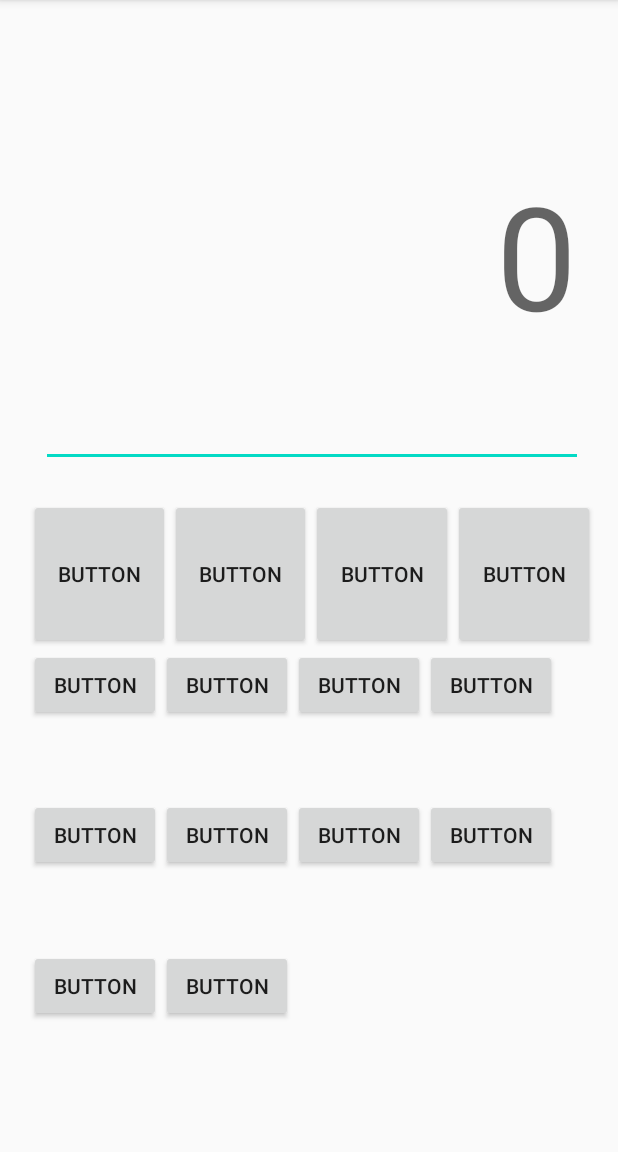
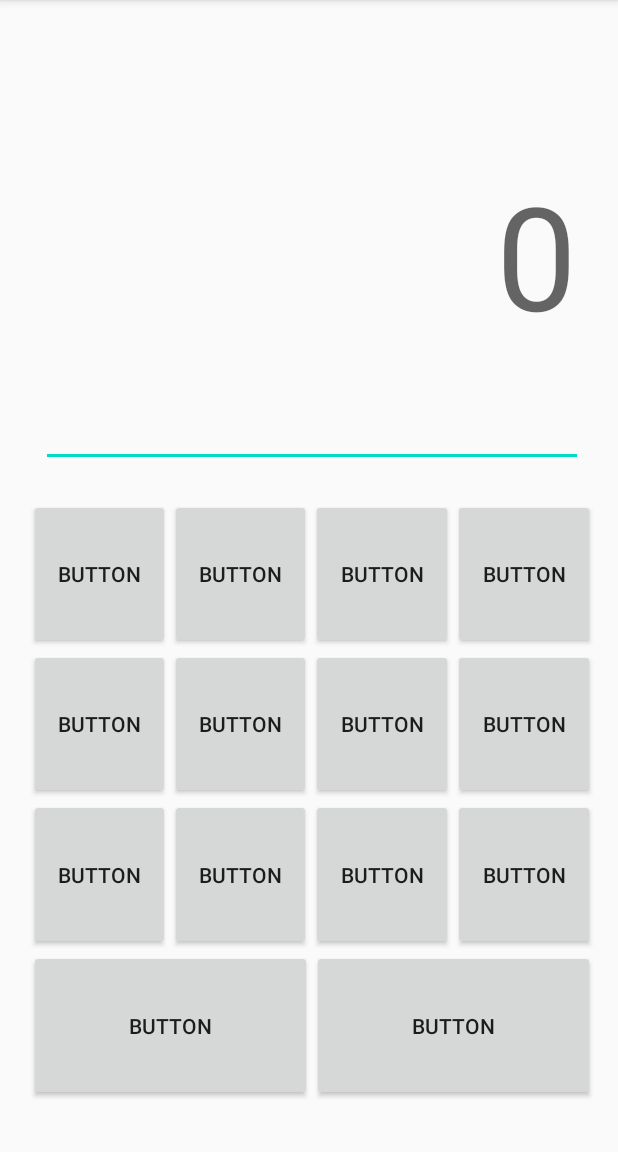
Before and after one commit to Dreufter/MobileApps, an Android app: the screen it shows after launch (MainActivity), on a phone screen of 412 x 824 dp, the part 84-1236 px from its top. Run offline under Robolectric (Android 15) with nearby library versions, the phone set to English and light mode, and no system bars.

Commit message:
#update adjust given to buttons

```diff
--- a/Calculator/app/src/main/res/layout/activity_main.xml
+++ b/Calculator/app/src/main/res/layout/activity_main.xml
@@ -60,25 +60,29 @@
             <Button
                 android:id="@+id/button5"
                 android:layout_width="wrap_content"
-                android:layout_height="wrap_content"
+                android:layout_height="match_parent"
+                android:layout_weight="1"
                 android:text="Button" />
 
             <Button
                 android:id="@+id/button6"
                 android:layout_width="wrap_content"
-                android:layout_height="wrap_content"
+                android:layout_height="match_parent"
+                android:layout_weight="1"
                 android:text="Button" />
 
             <Button
                 android:id="@+id/button7"
                 android:layout_width="wrap_content"
-                android:layout_height="wrap_content"
+                android:layout_height="match_parent"
+                android:layout_weight="1"
                 android:text="Button" />
 
             <Button
                 android:id="@+id/button8"
                 android:layout_width="wrap_content"
-                android:layout_height="wrap_content"
+                android:layout_height="match_parent"
+                android:layout_weight="1"
                 android:text="Button" />
         </TableRow>
 
@@ -90,25 +94,29 @@
             <Button
                 android:id="@+id/button9"
                 android:layout_width="wrap_content"
-                android:layout_height="wrap_content"
+                android:layout_height="match_parent"
+                android:layout_weight="1"
                 android:text="Button" />
 
             <Button
                 android:id="@+id/button10"
                 android:layout_width="wrap_content"
-                android:layout_height="wrap_content"
+                android:layout_height="match_parent"
+                android:layout_weight="1"
                 android:text="Button" />
 
             <Button
                 android:id="@+id/button11"
                 android:layout_width="wrap_content"
-                android:layout_height="wrap_content"
+                android:layout_height="match_parent"
+                android:layout_weight="1"
                 android:text="Button" />
 
             <Button
                 android:id="@+id/button12"
                 android:layout_width="wrap_content"
-                android:layout_height="wrap_content"
+                android:layout_height="match_parent"
+                android:layout_weight="1"
                 android:text="Button" />
         </TableRow>
 
@@ -120,13 +128,15 @@
             <Button
                 android:id="@+id/button13"
                 android:layout_width="wrap_content"
-                android:layout_height="wrap_content"
+                android:layout_height="match_parent"
+                android:layout_weight="1"
                 android:text="Button" />
 
             <Button
                 android:id="@+id/button14"
                 android:layout_width="wrap_content"
-                android:layout_height="wrap_content"
+                android:layout_height="match_parent"
+                android:layout_weight="1"
                 android:text="Button" />
         </TableRow>
     </TableLayout>
```
